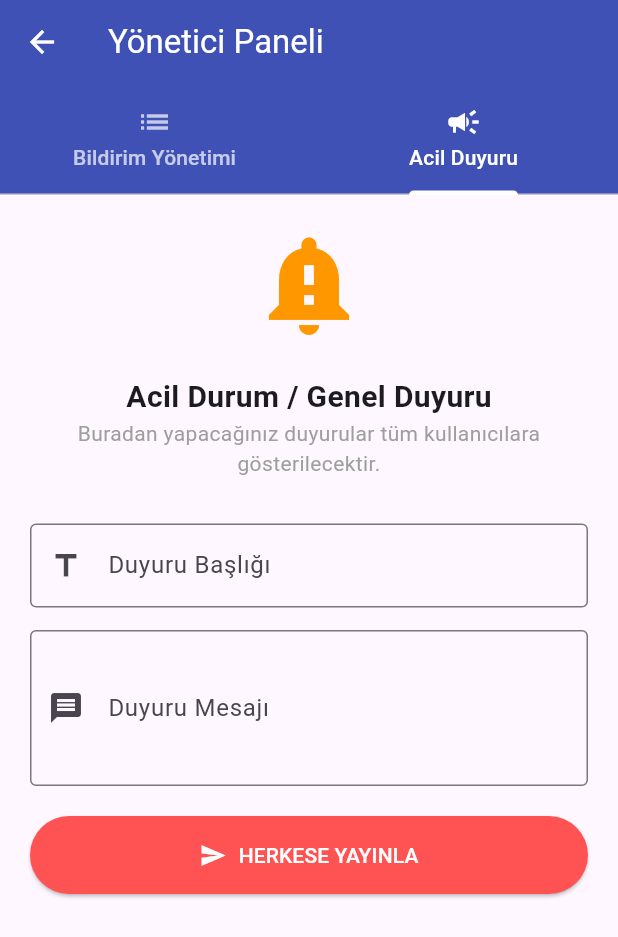
After one commit to MKocak59/akilli_kampus_proje, a Flutter app: the AdminPanelScreen screen opened by its route, tab 2 chosen, on a phone screen of 412 x 824 dp. The commit adds this screen. Shown: the top 937 px of the screen. Run offline on Flutter 3.47's test engine with Material 3 defaults, Android fonts, the phone set to English and light mode, and no system bars; our stand-ins replace cloud_firestore, firebase_auth, firebase_core, geolocator, google_maps_flutter; accounts and stored records are empty.

Commit message:
Admin paneli ekranı yapıldı.

```diff
--- a/lib/main.dart
+++ b/lib/main.dart
@@ -9,6 +9,7 @@ import 'screens/report/create_report_screen.dart';
 import 'screens/report/report_list_screen.dart';
 import 'screens/map/map_screen.dart';
 import 'screens/profile/profile_screen.dart';
+import 'screens/admin/admin_panel_screen.dart';
 
 //firebase ile çalışan main eklendi import 'package:firebase_core/firebase_core.dart';
 //import 'firebase_options.dart'; bunlar için
@@ -48,7 +49,7 @@ class MyApp extends StatelessWidget {
         '/reports': (context) => const ReportListScreen(),
         '/map': (context) => const MapScreen(),
         '/profile': (context) => const ProfileScreen(),
-
+        '/admin': (context) => const AdminPanelScreen(),
       },
     );
 
--- /dev/null
+++ b/lib/screens/admin/admin_panel_screen.dart
@@ -0,0 +1,223 @@
+import 'package:flutter/material.dart';
+import 'package:cloud_firestore/cloud_firestore.dart';
+import 'package:firebase_auth/firebase_auth.dart';
+import '../../models/report_model.dart';
+
+class AdminPanelScreen extends StatefulWidget {
+  const AdminPanelScreen({super.key});
+
+  @override
+  State<AdminPanelScreen> createState() => _AdminPanelScreenState();
+}
+
+class _AdminPanelScreenState extends State<AdminPanelScreen> with SingleTickerProviderStateMixin {
+  late TabController _tabController;
+  final FirebaseFirestore _firestore = FirebaseFirestore.instance;
+  final TextEditingController _announceTitleController = TextEditingController();
+  final TextEditingController _announceBodyController = TextEditingController();
+
+  @override
+  void initState() {
+    super.initState();
+    // 2 Sekmeli yapı için kontrolcü (Bildirim Yönetimi - Duyuru)
+    _tabController = TabController(length: 2, vsync: this);
+  }
+
+  /// 🚦 Durum Güncelleme Fonksiyonu
+  void _showStatusDialog(ReportModel report) {
+    showModalBottomSheet(
+      context: context,
+      builder: (context) {
+        return Container(
+          padding: const EdgeInsets.all(20),
+          child: Column(
+            mainAxisSize: MainAxisSize.min,
+            children: [
+              const Text("Durumu Güncelle", style: TextStyle(fontSize: 18, fontWeight: FontWeight.bold)),
+              const SizedBox(height: 20),
+              _statusButton(report, "Açık", Colors.red),
+              _statusButton(report, "İnceleniyor", Colors.orange),
+              _statusButton(report, "Çözüldü", Colors.green),
+            ],
+          ),
+        );
+      },
+    );
+  }
+
+  Widget _statusButton(ReportModel report, String status, Color color) {
+    return ListTile(
+      leading: Icon(Icons.circle, color: color),
+      title: Text(status),
+      onTap: () async {
+        // Firestore'da güncelle
+        await _firestore.collection('reports').doc(report.id).update({'status': status});
+        if (mounted) Navigator.pop(context);
+        ScaffoldMessenger.of(context).showSnackBar(SnackBar(content: Text("Durum '$status' olarak güncellendi.")));
+      },
+    );
+  }
+
+  /// 📢 Duyuru Yayınlama Fonksiyonu
+  Future<void> _sendAnnouncement() async {
+    if (_announceTitleController.text.isEmpty || _announceBodyController.text.isEmpty) {
+      ScaffoldMessenger.of(context).showSnackBar(const SnackBar(content: Text("Lütfen başlık ve mesaj girin.")));
+      return;
+    }
+
+    try {
+      await _firestore.collection('announcements').add({
+        'title': _announceTitleController.text.trim(),
+        'message': _announceBodyController.text.trim(),
+        'createdAt': DateTime.now(),
+        'createdBy': FirebaseAuth.instance.currentUser?.uid,
+      });
+
+      _announceTitleController.clear();
+      _announceBodyController.clear();
+
+      if (mounted) {
+        ScaffoldMessenger.of(context).showSnackBar(const SnackBar(content: Text("📢 Duyuru tüm kullanıcılara yayınlandı!")));
+      }
+    } catch (e) {
+      ScaffoldMessenger.of(context).showSnackBar(SnackBar(content: Text("Hata: $e")));
+    }
+  }
+
+  @override
+  Widget build(BuildContext context) {
+    return Scaffold(
+      appBar: AppBar(
+        title: const Text("Yönetici Paneli"),
+        backgroundColor: Colors.indigo,
+        foregroundColor: Colors.white,
+        bottom: TabBar(
+          controller: _tabController,
+          labelColor: Colors.white,
+          unselectedLabelColor: Colors.white70,
+          indicatorColor: Colors.white,
+          tabs: const [
+            Tab(icon: Icon(Icons.list), text: "Bildirim Yönetimi"),
+            Tab(icon: Icon(Icons.campaign), text: "Acil Duyuru"),
+          ],
+        ),
+      ),
+      body: TabBarView(
+        controller: _tabController,
+        children: [
+          /// 1. SEKME: BİLDİRİM LİSTESİ VE YÖNETİMİ
+          _buildReportManagementTab(),
+
+          /// 2. SEKME: DUYURU YAYINLAMA
+          _buildAnnouncementTab(),
+        ],
+      ),
+    );
+  }
+
+  // --- 1. SEKME TASARIMI ---
+  Widget _buildReportManagementTab() {
+    return StreamBuilder<QuerySnapshot>(
+      stream: _firestore.collection('reports').orderBy('createdAt', descending: true).snapshots(),
+      builder: (context, snapshot) {
+        if (snapshot.connectionState == ConnectionState.waiting) return const Center(child: CircularProgressIndicator());
+        if (!snapshot.hasData || snapshot.data!.docs.isEmpty) return const Center(child: Text("Bildirim yok."));
+
+        final reports = snapshot.data!.docs.map((doc) {
+          return ReportModel.fromMap(doc.id, doc.data() as Map<String, dynamic>);
+        }).toList();
+
+        return ListView.builder(
+          itemCount: reports.length,
+          itemBuilder: (context, index) {
+            final report = reports[index];
+            return Card(
+              margin: const EdgeInsets.symmetric(horizontal: 10, vertical: 5),
+              child: ListTile(
+                leading: CircleAvatar(
+                  backgroundColor: report.status == "Çözüldü" ? Colors.green.shade100 : Colors.red.shade100,
+                  child: Icon(
+                    report.status == "Çözüldü" ? Icons.check : Icons.priority_high,
+                    color: report.status == "Çözüldü" ? Colors.green : Colors.red,
+                  ),
+                ),
+                title: Text(report.title, style: const TextStyle(fontWeight: FontWeight.bold)),
+                subtitle: Column(
+                  crossAxisAlignment: CrossAxisAlignment.start,
+                  children: [
+                    Text("${report.type} • ${report.status}"),
+                    Text(
+                      report.description,
+                      maxLines: 1,
+                      overflow: TextOverflow.ellipsis,
+                      style: TextStyle(fontSize: 12, color: Colors.grey.shade600),
+                    ),
+                  ],
+                ),
+                trailing: IconButton(
+                  icon: const Icon(Icons.edit, color: Colors.indigo),
+                  onPressed: () => _showStatusDialog(report),
+                ),
+              ),
+            );
+          },
+        );
+      },
+    );
+  }
+
+  // --- 2. SEKME TASARIMI ---
+  Widget _buildAnnouncementTab() {
+    return Padding(
+      padding: const EdgeInsets.all(20.0),
+      child: Column(
+        children: [
+          const Icon(Icons.notification_important, size: 80, color: Colors.orange),
+          const SizedBox(height: 20),
+          const Text(
+            "Acil Durum / Genel Duyuru",
+            style: TextStyle(fontSize: 20, fontWeight: FontWeight.bold),
+          ),
+          const Text(
+            "Buradan yapacağınız duyurular tüm kullanıcılara gösterilecektir.",
+            textAlign: TextAlign.center,
+            style: TextStyle(color: Colors.grey),
+          ),
+          const SizedBox(height: 30),
+          TextField(
+            controller: _announceTitleController,
+            decoration: const InputDecoration(
+              labelText: "Duyuru Başlığı",
+              border: OutlineInputBorder(),
+              prefixIcon: Icon(Icons.title),
+            ),
+          ),
+          const SizedBox(height: 15),
+          TextField(
+            controller: _announceBodyController,
+            maxLines: 3,
+            decoration: const InputDecoration(
+              labelText: "Duyuru Mesajı",
+              border: OutlineInputBorder(),
+              prefixIcon: Icon(Icons.message),
+            ),
+          ),
+          const SizedBox(height: 20),
+          SizedBox(
+            width: double.infinity,
+            child: ElevatedButton.icon(
+              onPressed: _sendAnnouncement,
+              icon: const Icon(Icons.send),
+              label: const Text("HERKESE YAYINLA"),
+              style: ElevatedButton.styleFrom(
+                backgroundColor: Colors.redAccent,
+                foregroundColor: Colors.white,
+                padding: const EdgeInsets.symmetric(vertical: 16),
+              ),
+            ),
+          )
+        ],
+      ),
+    );
+  }
+}
```
Also changed, not shown: lib/screens/profile/profile_screen.dart (+20 -0 lines).
